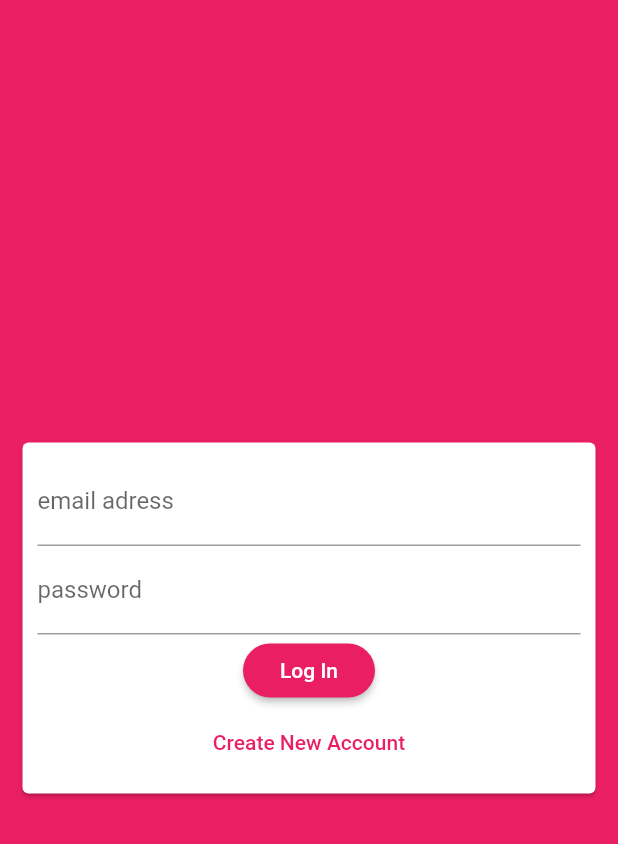
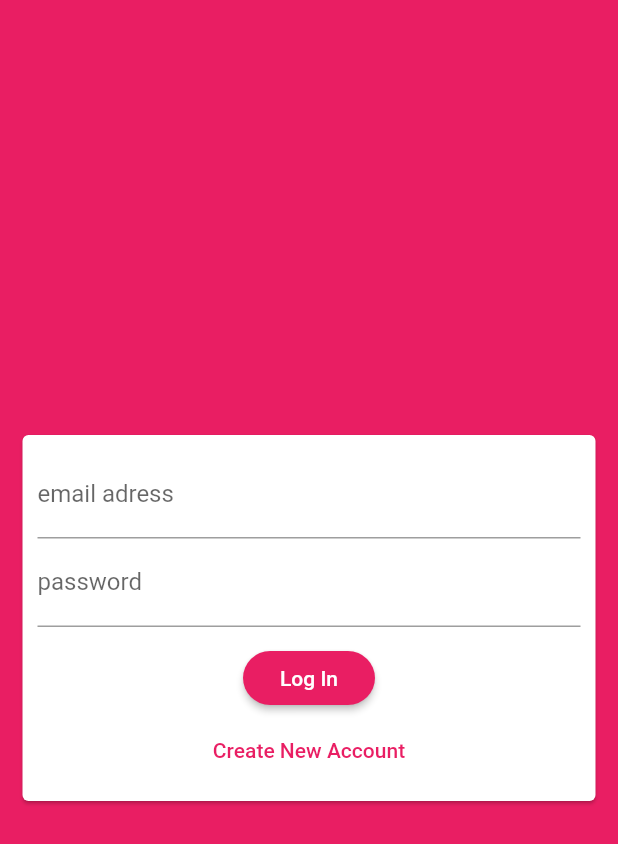
Before and after one commit to aniketBandgar/Flash-Chat-, a Flutter app: the screen it shows after launch, on a phone screen of 412 x 824 dp. Shown: the top 844 px of the screen. Run offline on Flutter 3.47's test engine with Material 2 defaults, Android fonts, the phone set to English and light mode, and no system bars; our stand-ins replace cloud_firestore, firebase_auth; accounts and stored records are empty.

Commit message:
messeging complete

```diff
--- a/lib/main.dart
+++ b/lib/main.dart
@@ -1,4 +1,5 @@
 import 'package:chat_app/screens/auth_screen.dart';
+import 'package:firebase_auth/firebase_auth.dart';
 import 'package:flutter/material.dart';
 import './screens/chat_screen.dart';
 
@@ -11,6 +12,7 @@ class MyApp extends StatelessWidget {
   Widget build(BuildContext context) {
     return MaterialApp(
       title: 'Flutter Demo',
+      debugShowCheckedModeBanner: false,
       theme: ThemeData(
           primarySwatch: Colors.pink,
           backgroundColor: Colors.pink,
@@ -23,7 +25,15 @@ class MyApp extends StatelessWidget {
               borderRadius: BorderRadius.circular(20),
             ),
           )),
-      home: AuthScreen(),
+      home: StreamBuilder(
+        stream: FirebaseAuth.instance.onAuthStateChanged,
+        builder: (ctx, snapShots) {
+          if (snapShots.hasData) {
+            return ChatScreen();
+          }
+          return AuthScreen();
+        },
+      ),
     );
   }
 }
--- a/lib/widget/auth/auth.dart
+++ b/lib/widget/auth.dart
@@ -9,7 +9,9 @@ class AuthWidget extends StatefulWidget {
     BuildContext ctx,
   ) onSubAuthFn;
 
-  AuthWidget(this.onSubAuthFn);
+  final bool isLoading;
+
+  AuthWidget(this.onSubAuthFn, this.isLoading);
 
   @override
   _AuthWidgetState createState() => _AuthWidgetState();
@@ -96,14 +98,24 @@ class _AuthWidgetState extends State<AuthWidget> {
                     _userPass = v;
                   },
                 ),
+                SizedBox(
+                  height: 10,
+                ),
+                if (widget.isLoading)
+                  Center(
+                    child: CircularProgressIndicator(),
+                  ),
+                if (!widget.isLoading)
                   RaisedButton(
                     onPressed: _trySubmit,
                     child: Text(_logIn ? 'Log In' : 'Sign Up'),
                   ),
+                if (!widget.isLoading)
                   FlatButton(
                     textColor: Theme.of(context).primaryColor,
-                  child: Text(
-                      _logIn ? 'Create New Account' : 'i already have account'),
+                    child: Text(_logIn
+                        ? 'Create New Account'
+                        : 'i already have account'),
                     onPressed: () {
                       setState(() {
                         _logIn = !_logIn;
```
Also changed, not shown: lib/screens/auth_screen.dart (+24 -2 lines), lib/screens/chat_screen.dart (+41 -27 lines), lib/widget/messages.dart (added, +30 -0 lines), lib/widget/new_message_field.dart (added, +49 -0 lines). Lines whose indentation alone changed are shown as unchanged.
